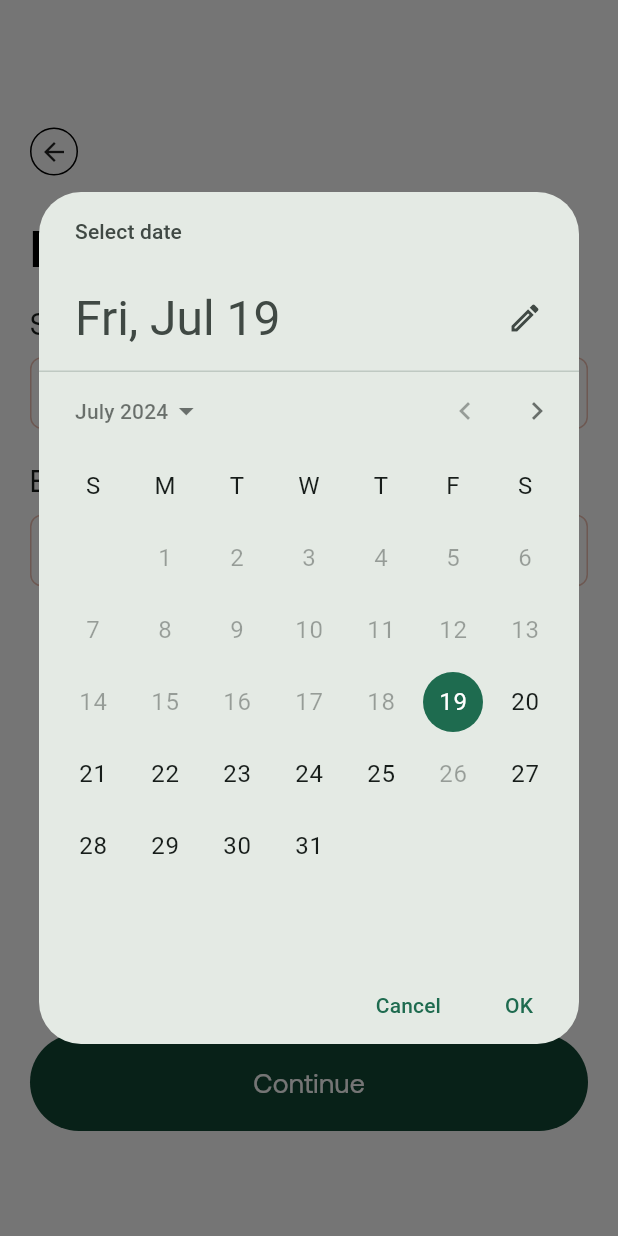
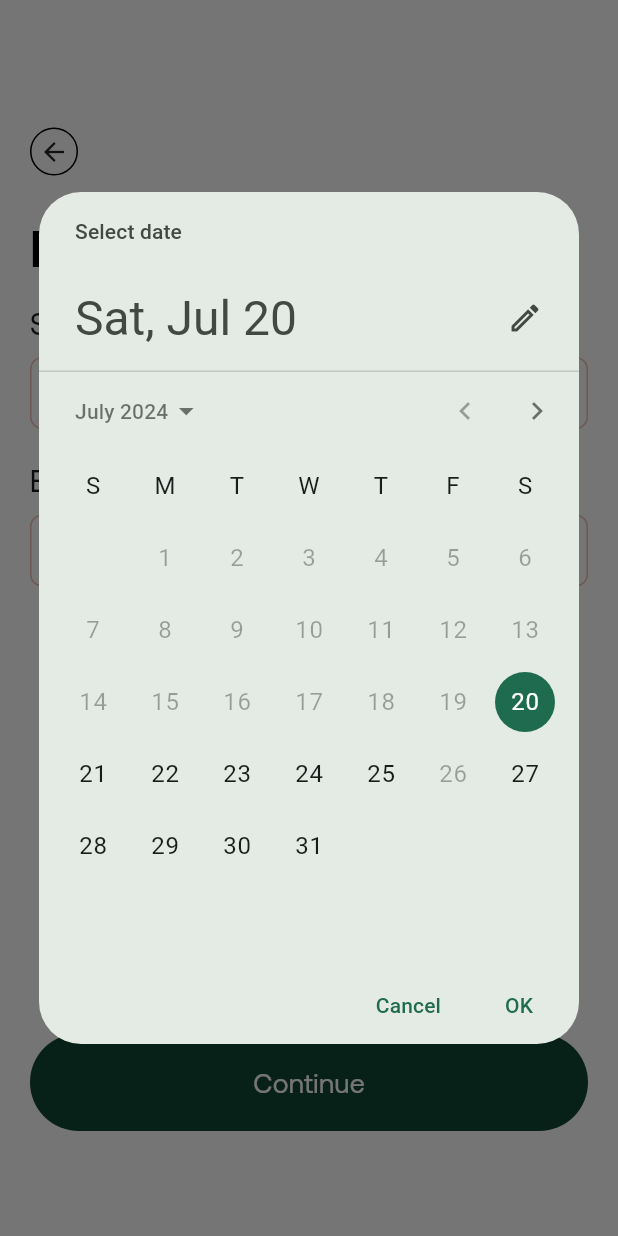
Before and after one commit to sharon-512/Pack-App, a Flutter app: the DatePicker screen opened directly with empty values, after a tap on "Select starting date", on a phone screen of 412 x 824 dp. Run offline on Flutter 3.47's test engine with Material 3 defaults, Android fonts, the light colour scheme and no system bars; our stand-ins replace flutter_svg, hive, hive_flutter, pin_code_fields, shared_preferences, shimmer and 1 more; accounts and stored records are empty; network calls fail; project files that could hold a hidden picture were left out.

```diff
--- a/lib/screens/Datepicker/date_picker.dart
+++ b/lib/screens/Datepicker/date_picker.dart
@@ -234,17 +234,26 @@ class DateSelectionField extends StatelessWidget {
   @override
   Widget build(BuildContext context) {
     return Expanded(
-      child: InkWell(
+      child:InkWell(
         onTap: () async {
+          DateTime now = DateTime.now();
+          DateTime initialDate;
+
+          if (now.weekday == DateTime.wednesday) {
+            initialDate = now.add(Duration(days: 3));
+          } else {
+            initialDate = now.add(Duration(days: 2));
+          }
+
           DateTime? pickedDate = await showDatePicker(
             context: context,
-            initialDate: DateTime.now().add(Duration(days: 2)), // Two days ahead
-            firstDate: disablePastDates ? DateTime.now().add(Duration(days: 2)) : DateTime(2000),
+            initialDate: initialDate,
+            firstDate: disablePastDates ? initialDate : DateTime(2000),
             lastDate: DateTime(2101),
             selectableDayPredicate: (DateTime date) {
-              if (date.year == DateTime.now().year &&
-                  date.month == DateTime.now().month &&
-                  date.day == DateTime.now().day) {
+              if (date.year == now.year &&
+                  date.month == now.month &&
+                  date.day == now.day) {
                 return true;
               }
 
@@ -285,7 +294,8 @@ class DateSelectionField extends StatelessWidget {
             readOnly: true,
           ),
         ),
-      ),
+      )
+
     );
   }
 }
```
